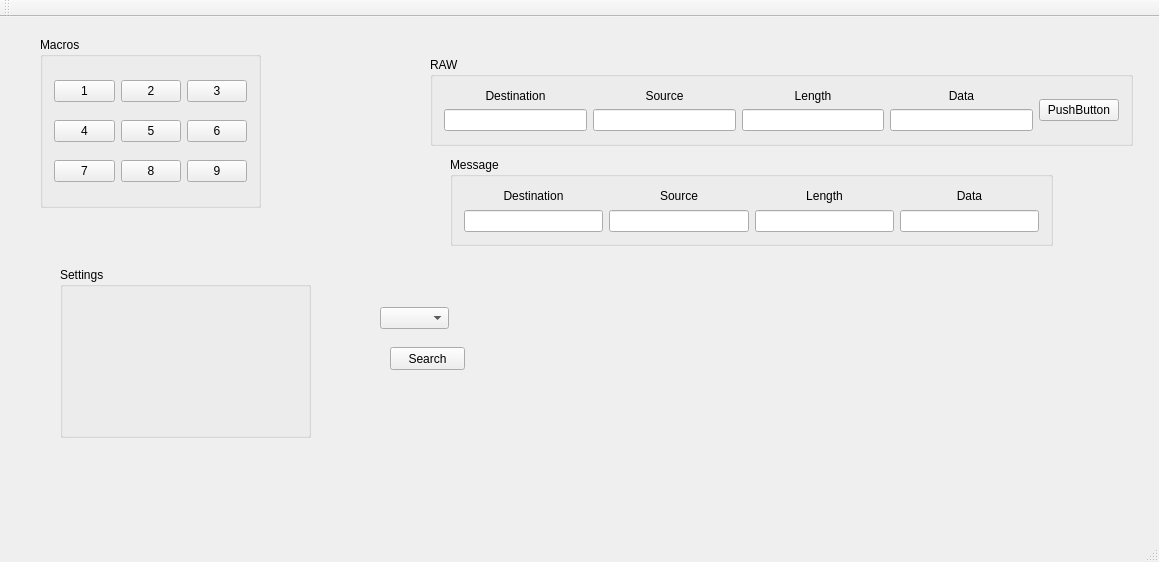
Old version of the form mainwindow.ui in the repository PaGr0m/Network_protocol.
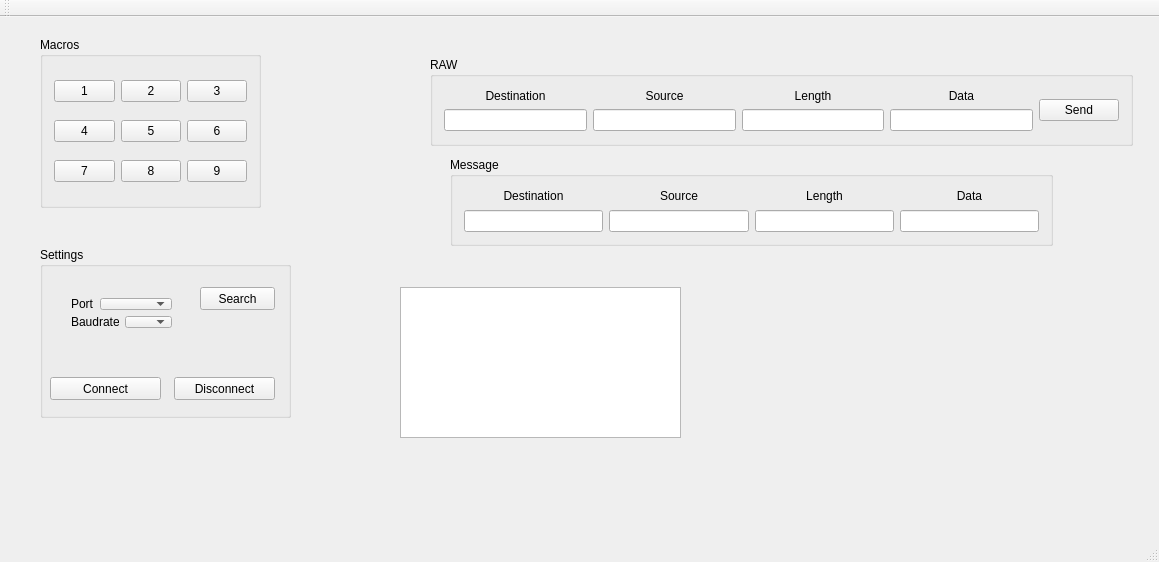
New version of the form.

Commit message: Protocol V1.0 Add send, receive, threads.

```diff
--- a/mainwindow.ui
+++ b/mainwindow.ui
@@ -102,7 +102,7 @@
      <item row="0" column="1">
       <widget class="QPushButton" name="pushButton">
        <property name="text">
-        <string>PushButton</string>
+        <string>Send</string>
        </property>
       </widget>
      </item>
@@ -276,8 +276,8 @@
    <widget class="QGroupBox" name="groupBox_4">
     <property name="geometry">
      <rect>
-      <x>60</x>
-      <y>250</y>
+      <x>40</x>
+      <y>230</y>
       <width>251</width>
       <height>171</height>
      </rect>
@@ -285,30 +285,99 @@
     <property name="title">
      <string>Settings</string>
     </property>
+    <widget class="QPushButton" name="buttonConnect">
+     <property name="geometry">
+      <rect>
+       <x>10</x>
+       <y>130</y>
+       <width>111</width>
+       <height>23</height>
+      </rect>
+     </property>
+     <property name="styleSheet">
+      <string notr="true"/>
+     </property>
+     <property name="text">
+      <string>Connect</string>
+     </property>
+    </widget>
+    <widget class="QPushButton" name="buttonSearch">
+     <property name="geometry">
+      <rect>
+       <x>160</x>
+       <y>40</y>
+       <width>75</width>
+       <height>23</height>
+      </rect>
+     </property>
+     <property name="text">
+      <string>Search</string>
+     </property>
+    </widget>
+    <widget class="QPushButton" name="buttonDisconnect">
+     <property name="geometry">
+      <rect>
+       <x>134</x>
+       <y>130</y>
+       <width>101</width>
+       <height>23</height>
+      </rect>
+     </property>
+     <property name="text">
+      <string>Disconnect</string>
+     </property>
+    </widget>
+    <widget class="QWidget" name="">
+     <property name="geometry">
+      <rect>
+       <x>20</x>
+       <y>40</y>
+       <width>123</width>
+       <height>52</height>
+      </rect>
+     </property>
+     <layout class="QVBoxLayout" name="verticalLayout_9">
+      <item>
+       <layout class="QHBoxLayout" name="horizontalLayout_3">
+        <item>
+         <widget class="QLabel" name="label_9">
+          <property name="text">
+           <string>Port</string>
+          </property>
+         </widget>
+        </item>
+        <item>
+         <widget class="QComboBox" name="boxPortName"/>
+        </item>
+       </layout>
+      </item>
+      <item>
+       <layout class="QHBoxLayout" name="horizontalLayout_4">
+        <item>
+         <widget class="QLabel" name="label_10">
+          <property name="text">
+           <string>Baudrate</string>
+          </property>
+         </widget>
+        </item>
+        <item>
+         <widget class="QComboBox" name="boxBaudrate"/>
+        </item>
+       </layout>
+      </item>
+     </layout>
+    </widget>
    </widget>
-   <widget class="QComboBox" name="boxPortName">
+   <widget class="QPlainTextEdit" name="console">
     <property name="geometry">
      <rect>
-      <x>380</x>
-      <y>290</y>
-      <width>69</width>
-      <height>22</height>
+      <x>400</x>
+      <y>270</y>
+      <width>281</width>
+      <height>151</height>
      </rect>
     </property>
    </widget>
-   <widget class="QPushButton" name="buttonSearch">
-    <property name="geometry">
-     <rect>
-      <x>390</x>
-      <y>330</y>
-      <width>75</width>
-      <height>23</height>
-     </rect>
-    </property>
-    <property name="text">
-     <string>Search</string>
-    </property>
-   </widget>
   </widget>
   <widget class="QMenuBar" name="menuBar">
    <property name="geometry">
```
Left out of the diff: 6 changed lines with no effect on the pictures. The commit also changes 6 other files.
